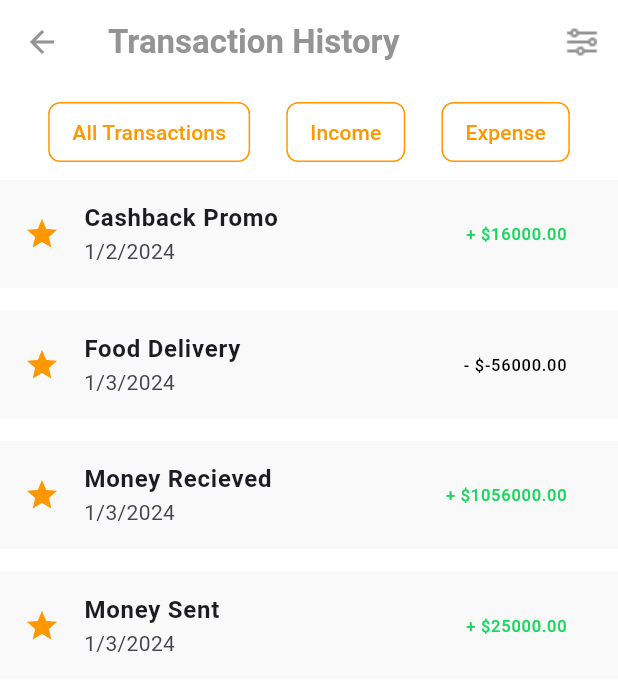
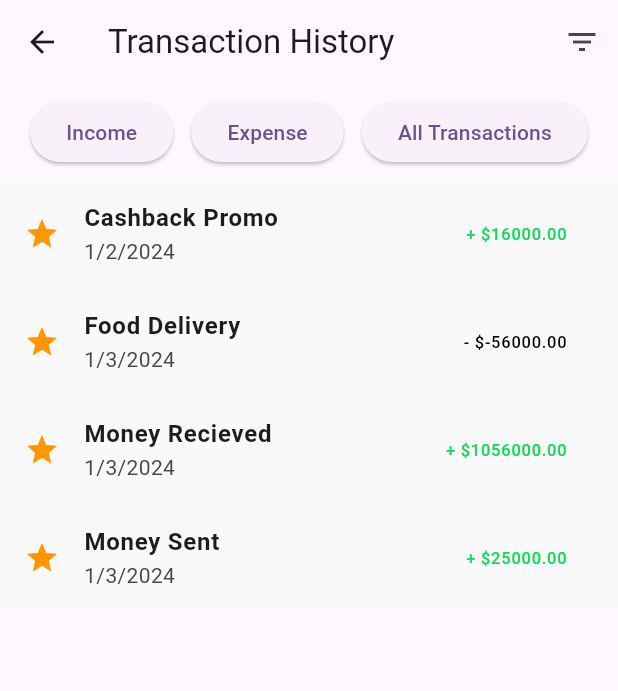
Before and after one commit to wahajkhalil/FypProjectGroupA, a Flutter app: the TransactionListPage screen opened directly, on a phone screen of 412 x 824 dp. Shown: the top 691 px of the screen. Run offline on Flutter 3.47's test engine with Material 3 defaults, Android fonts, the phone set to English and light mode, and no system bars; our stand-ins replace fl_chart, pinput.

Commit message:
Revert "Final UI"
This reverts commit 59ae4299103b27b2fed797472d270c7d4a3006a6.

```diff
--- a/lib/Page/MoneyTracker.dart
+++ b/lib/Page/MoneyTracker.dart
@@ -127,11 +127,10 @@ class TransactionHistory extends StatelessWidget {
         itemCount: transactionModel.transactions.length,
         itemBuilder: (context, index) {
           var transaction = transactionModel.transactions[index];
-          return Padding(
-            padding: const EdgeInsets.only(bottom: 20),
-            child: Container(
+          return Container(
             color: Color(0xFFF9F9F9),
             child: ListTile(
+              // tileColor: Color(0xFFF9F9F9),
               leading: Icon(Icons.star, color: Colors.orange),
               trailing: Padding(
                 padding: const EdgeInsets.only(right: 10),
@@ -150,7 +149,6 @@ class TransactionHistory extends StatelessWidget {
                 style: TextStyle(fontWeight: FontWeight.bold),
               ),
               subtitle: Text(transaction.date),
-              ),
             ),
           );
         },
--- a/lib/Page/TransactionListPage.dart
+++ b/lib/Page/TransactionListPage.dart
@@ -100,19 +100,11 @@ class _TransactionListPageState extends State<TransactionListPage> {
   @override
   Widget build(BuildContext context) {
     return Scaffold(
-      backgroundColor: Colors.white,
       appBar: AppBar(
-        foregroundColor: Color(0xFF949494),
-        backgroundColor: Colors.white,
-        title: Text(
-          'Transaction History',
-          style:
-              TextStyle(fontWeight: FontWeight.bold, color: Color(0xFF949494)),
-        ),
+        title: Text('Transaction History'),
         actions: [
           IconButton(
-            icon: Image.asset('assets/images/filter.png',
-                color: Color(0xFF949494)),
+            icon: Icon(Icons.filter_list),
             onPressed: () {
               // Show filter modal
               showModalBottomSheet(
@@ -134,7 +126,7 @@ class _TransactionListPageState extends State<TransactionListPage> {
                         SizedBox(height: 10.0),
                         // Filter options
                         ListTile(
-                          leading: Icon(Icons.radio),
+                          leading: Icon(Icons.filter),
                           title: Text('This Week'),
                           onTap: () {
                             // Handle filter option 1
@@ -193,48 +185,17 @@ class _TransactionListPageState extends State<TransactionListPage> {
             child: Row(
               mainAxisAlignment: MainAxisAlignment.spaceEvenly,
               children: [
-                OutlinedButton(
+                ElevatedButton(
+                  onPressed: () => filterTransactions('Income'),
+                  child: Text('Income'),
+                ),
+                ElevatedButton(
+                  onPressed: () => filterTransactions('Expense'),
+                  child: Text('Expense'),
+                ),
+                ElevatedButton(
                   onPressed: () => filterTransactions('All'),
-                  style: OutlinedButton.styleFrom(
-                    shape: RoundedRectangleBorder(
-                      borderRadius: BorderRadius.circular(
-                          8.0), // Adjust the border radius
-                    ),
-                    side: BorderSide(color: Colors.orange), // Border color
-                    padding:
-                        EdgeInsets.symmetric(horizontal: 16.0, vertical: 8.0),
-                  ),
-                  child: Text(
-                    'All Transactions',
-                    style: TextStyle(color: Colors.orange),
-                  ),
-                ),
-                OutlinedButton(
-                  onPressed: () => filterTransactions('Income'),
-                  style: OutlinedButton.styleFrom(
-                    shape: RoundedRectangleBorder(
-                      borderRadius: BorderRadius.circular(
-                          8.0), // Adjust the border radius
-                    ),
-                    side: BorderSide(color: Colors.orange), // Border color
-                    padding:
-                        EdgeInsets.symmetric(horizontal: 16.0, vertical: 8.0),
-                  ),
-                  child: Text('Income', style: TextStyle(color: Colors.orange)),
-                ),
-                OutlinedButton(
-                  onPressed: () => filterTransactions('Expense'),
-                  style: OutlinedButton.styleFrom(
-                    shape: RoundedRectangleBorder(
-                      borderRadius: BorderRadius.circular(
-                          8.0), // Adjust the border radius
-                    ),
-                    side: BorderSide(color: Colors.orange), // Border color
-                    padding:
-                        EdgeInsets.symmetric(horizontal: 16.0, vertical: 8.0),
-                  ),
-                  child:
-                      Text('Expense', style: TextStyle(color: Colors.orange)),
+                  child: Text('All Transactions'),
                 ),
               ],
             ),
@@ -263,8 +224,6 @@ class _TransactionListPageState extends State<TransactionListPage> {
                       ),
                     );
                   },
-                  child: Padding(
-                    padding: const EdgeInsets.only(bottom: 15),
                   child: Container(
                     color: Color(0xFFF9F9F9),
                     child: ListTile(
@@ -287,7 +246,6 @@ class _TransactionListPageState extends State<TransactionListPage> {
                         style: TextStyle(fontWeight: FontWeight.bold),
                       ),
                       subtitle: Text(formatDate(transaction.date)),
-                      ),
                     ),
                   ),
                 );
--- a/pubspec.yaml
+++ b/pubspec.yaml
@@ -67,7 +67,6 @@ flutter:
   # To add assets to your application, add an assets section, like this:
   assets:
     - assets/images/
-    - assets/images/filter.png
 
   # An image asset can refer to one or more resolution-specific "variants", see
   # https://flutter.dev/assets-and-images/#resolution-aware
@@ -92,7 +91,6 @@ flutter:
       fonts:
        - asset: fonts/Inter-Medium.ttf
 
-
   # fonts:
   #   - family: Schyler
   #     fonts:
```
Also changed, not shown: lib/Page/LoginPage.dart (+26 -26 lines), lib/Page/TransactionDetail.dart (+19 -65 lines), assets/images/filter.png (deleted). Lines whose indentation alone changed are shown as unchanged.
